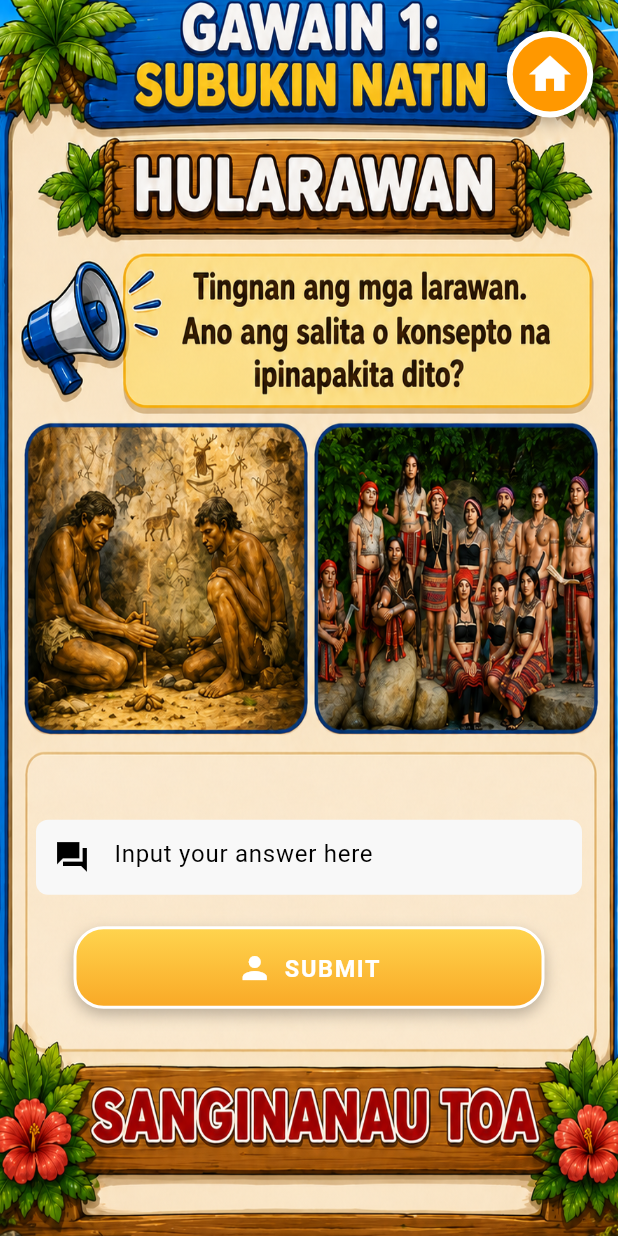
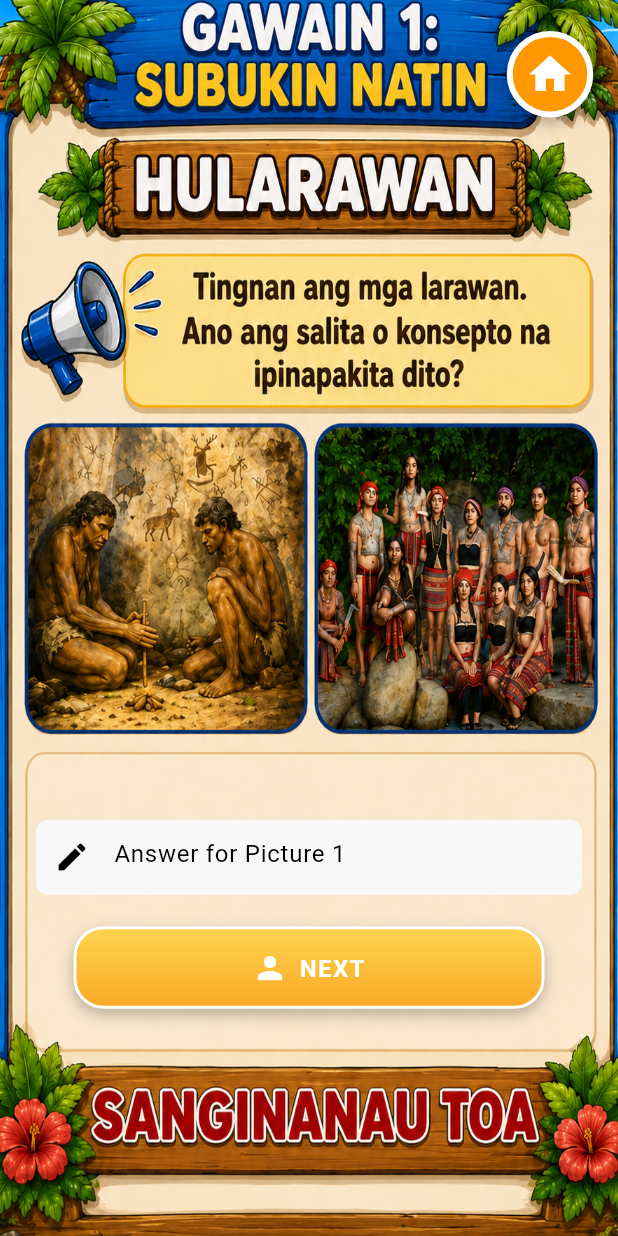
Before and after one commit to saikusou/LakbayGame, a Flutter app: the LessonThreeGameOne screen opened directly, on a phone screen of 412 x 824 dp. Run offline on Flutter 3.47's test engine with Material 3 defaults, Android fonts, the phone set to English and light mode, and no system bars.

Commit message:
game adjustment

```diff
--- a/LakbayGameApp/lib/Views/game/lesson-three/game_one.dart
+++ b/LakbayGameApp/lib/Views/game/lesson-three/game_one.dart
@@ -11,7 +11,10 @@ class LessonThreeGameOne extends StatefulWidget {
 }
 
 class _LessonThreeGameOneState extends State<LessonThreeGameOne> {
-  final TextEditingController answer = TextEditingController();
+  final TextEditingController answer1 = TextEditingController();
+  final TextEditingController answer2 = TextEditingController();
+
+  int currentScenario = 1;
 
   double clampDouble(double value, double min, double max) {
     return value.clamp(min, max).toDouble();
@@ -19,7 +22,8 @@ class _LessonThreeGameOneState extends State<LessonThreeGameOne> {
 
   @override
   void dispose() {
-    answer.dispose();
+    answer1.dispose();
+    answer2.dispose();
     super.dispose();
   }
 
@@ -27,9 +31,12 @@ class _LessonThreeGameOneState extends State<LessonThreeGameOne> {
   Widget build(BuildContext context) {
     final size = MediaQuery.of(context).size;
 
+    final String backgroundImage = currentScenario == 1
+        ? 'assets/lesson-three-game1.png'
+        : 'assets/lesson-three-game2.png'; // CHANGE THIS
+
     return Scaffold(
       resizeToAvoidBottomInset: true,
-
       body: SizedBox.expand(
         child: Stack(
           children: [
@@ -37,18 +44,49 @@ class _LessonThreeGameOneState extends State<LessonThreeGameOne> {
             Positioned.fill(
               child: Transform.scale(
                 scale: 1.08,
-                child: Image.asset(
-                  'assets/lesson-three-game1.png',
-                  fit: BoxFit.fill,
-                ),
+                child: Image.asset(backgroundImage, fit: BoxFit.fill),
               ),
             ),
 
-            /// HOME BUTTON TOP RIGHT
+            /// BACK BUTTON (ONLY SHOW IN SCENARIO 2)
+            if (currentScenario == 2)
+              Positioned(
+                top: clampDouble(size.height * 0.025, 14, 22),
+                left: clampDouble(size.width * 0.04, 12, 20),
+                child: GestureDetector(
+                  onTap: () {
+                    setState(() {
+                      currentScenario = 1;
+                    });
+                  },
+                  child: Container(
+                    width: clampDouble(size.width * 0.14, 50, 70),
+                    height: clampDouble(size.width * 0.14, 50, 70),
+                    decoration: BoxDecoration(
+                      color: Colors.blue,
+                      shape: BoxShape.circle,
+                      border: Border.all(color: Colors.white, width: 4),
+                      boxShadow: const [
+                        BoxShadow(
+                          color: Colors.black26,
+                          blurRadius: 8,
+                          offset: Offset(0, 4),
+                        ),
+                      ],
+                    ),
+                    child: Icon(
+                      Icons.arrow_back,
+                      color: Colors.white,
+                      size: clampDouble(size.width * 0.08, 28, 40),
+                    ),
+                  ),
+                ),
+              ),
+
+            /// HOME BUTTON
             Positioned(
               top: clampDouble(size.height * 0.025, 14, 22),
               right: clampDouble(size.width * 0.04, 12, 20),
-
               child: GestureDetector(
                 onTap: () {
                   Navigator.pushReplacement(
@@ -56,17 +94,13 @@ class _LessonThreeGameOneState extends State<LessonThreeGameOne> {
                     MaterialPageRoute(builder: (_) => const Lesson3Screen()),
                   );
                 },
-
                 child: Container(
                   width: clampDouble(size.width * 0.14, 50, 70),
                   height: clampDouble(size.width * 0.14, 50, 70),
-
                   decoration: BoxDecoration(
                     color: Colors.orange,
                     shape: BoxShape.circle,
-
                     border: Border.all(color: Colors.white, width: 4),
-
                     boxShadow: const [
                       BoxShadow(
                         color: Colors.black26,
@@ -75,7 +109,6 @@ class _LessonThreeGameOneState extends State<LessonThreeGameOne> {
                       ),
                     ],
                   ),
-
                   child: Icon(
                     Icons.home,
                     color: Colors.white,
@@ -90,30 +123,53 @@ class _LessonThreeGameOneState extends State<LessonThreeGameOne> {
               child: Center(
                 child: SingleChildScrollView(
                   padding: const EdgeInsets.symmetric(horizontal: 24),
-
                   child: Column(
-                    mainAxisAlignment: MainAxisAlignment.center,
-
                     children: [
                       const SizedBox(height: 390),
 
-                      /// INPUT FIELD
-                      InputField(
-                        hint: 'Input your answer here',
-                        icon: Icons.question_answer_sharp,
-                        controller: answer,
-                        passwordInvisible: false,
-                      ),
+                      /// SCENARIO 1
+                      if (currentScenario == 1) ...[
+                        InputField(
+                          hint: 'Answer for Picture 1',
+                          icon: Icons.edit,
+                          controller: answer1,
+                          passwordInvisible: false,
+                        ),
 
-                      const SizedBox(height: 16),
+                        const SizedBox(height: 16),
 
-                      /// SUBMIT BUTTON
-                      Button(
-                        label: 'SUBMIT',
-                        press: () {
-                          debugPrint(answer.text);
-                        },
-                      ),
+                        Button(
+                          label: 'NEXT',
+                          press: () {
+                            setState(() {
+                              currentScenario = 2;
+                            });
+                          },
+                        ),
+                      ],
+
+                      /// SCENARIO 2
+                      if (currentScenario == 2) ...[
+                        InputField(
+                          hint: 'Answer for Picture 2',
+                          icon: Icons.edit,
+                          controller: answer2,
+                          passwordInvisible: false,
+                        ),
+
+                        const SizedBox(height: 16),
+
+                        Button(
+                          label: 'SUBMIT',
+                          press: () {
+                            debugPrint('Picture 1 Answer: ${answer1.text}');
+
+                            debugPrint('Picture 2 Answer: ${answer2.text}');
+
+                            // ADD RESULT PAGE HERE
+                          },
+                        ),
+                      ],
                     ],
                   ),
                 ),
```
